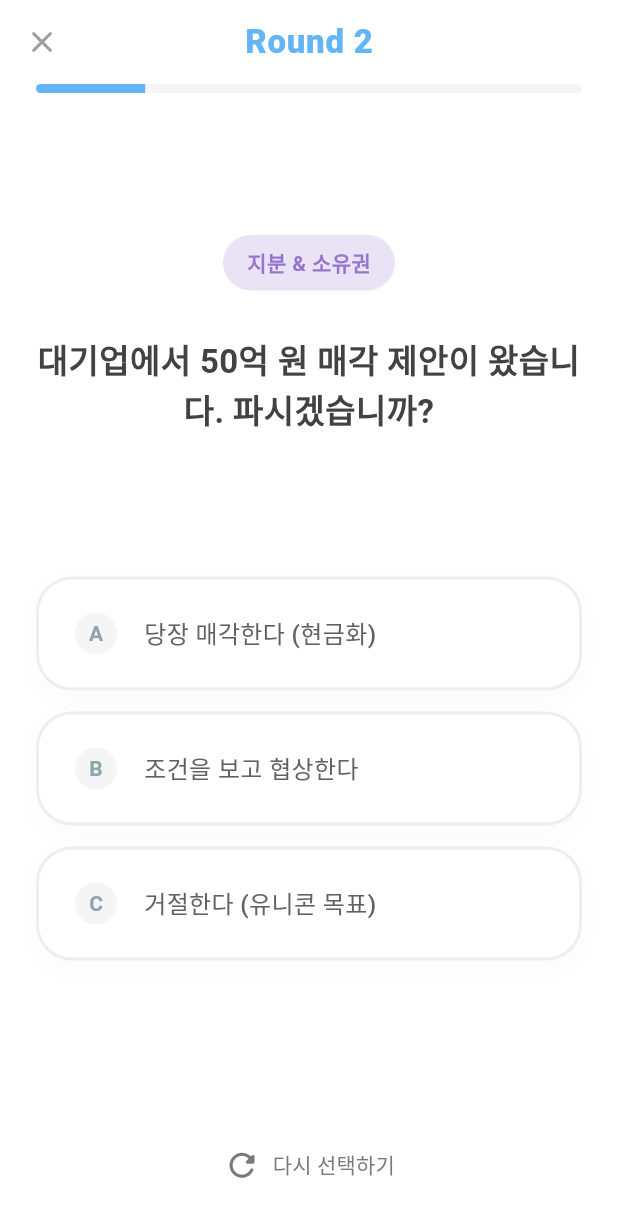
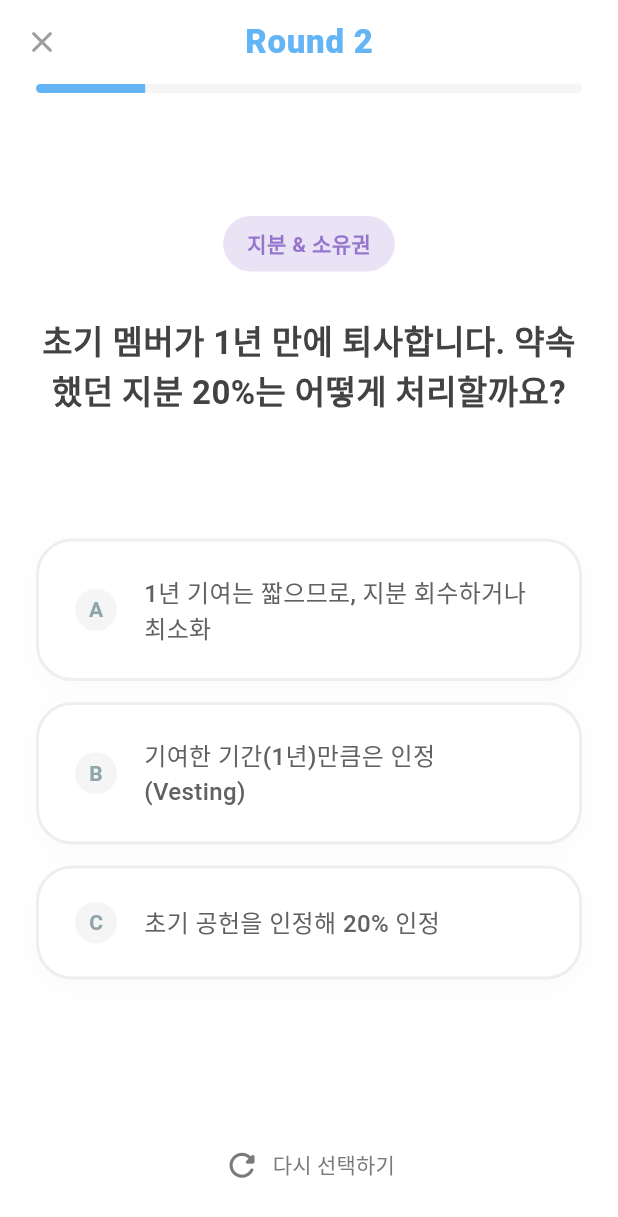
Before and after one commit to jumyeong2/flutter_exam, a Flutter app: the SimulationScreen screen opened directly, after a tap on an icon or button, on a phone screen of 412 x 824 dp. Shown: the top 1217 px of the screen. Run offline on Flutter 3.47's test engine with Material 3 defaults, Android fonts, the phone set to English and light mode, and no system bars.

Commit message:
질문 수정

```diff
--- a/lib/mock_data.dart
+++ b/lib/mock_data.dart
@@ -13,21 +13,21 @@ final List<ConflictScenario> sampleQuestions = [
     ],
   ),
   ConflictScenario(
-    id: "Q7",
-    category: "equity",
-    questionText: "대기업에서 50억 원 매각 제안이 왔습니다. 파시겠습니까?",
+    id: "Q7", category: "equity",
+    questionText: "초기 멤버가 1년 만에 퇴사합니다. 약속했던 지분 20%는 어떻게 처리할까요?",
     options: [
-      ScenarioOption(text: "당장 매각한다 (현금화)", score: 0.0),
-      ScenarioOption(text: "조건을 보고 협상한다", score: 5.0),
-      ScenarioOption(text: "거절한다 (유니콘 목표)", score: 10.0),
+      ScenarioOption(text: "1년 기여는 짧으므로, 지분 회수하거나 최소화", score: 0.0),
+      ScenarioOption(text: "기여한 기간(1년)만큼은 인정 (Vesting)", score: 5.0),
+      ScenarioOption(text: "초기 공헌을 인정해 20% 인정", score: 10.0),
     ],
   ),
+
   ConflictScenario(
     id: "Q8",
     category: "equity",
     questionText: "자금이 바닥나서 대표이사 연대보증이 필요합니다.",
     options: [
-      ScenarioOption(text: "폐업한다 (빚지기 싫음)", score: 0.0),
+      ScenarioOption(text: "폐업 (빚지기 싫음)", score: 0.0),
       ScenarioOption(text: "대표 혼자 보증 (지분 더 받음)", score: 5.0),
       ScenarioOption(text: "공동창업자 n분의 1 보증", score: 10.0),
     ],
@@ -35,15 +35,15 @@ final List<ConflictScenario> sampleQuestions = [
 
   // 💰 [FINANCE] 자금 운용 (2문제)
   ConflictScenario(
-    id: "Q2",
-    category: "finance",
-    questionText: "투자금 1억이 들어왔습니다. 급여 책정은?",
+    id: "Q2", category: "finance",
+    questionText: "공동창업자가 개인 사정(이사, 결혼 등)으로 월급 3개월 치 선지급을 요청했습니다.",
     options: [
-      ScenarioOption(text: "최저임금 미만 (헝그리 정신)", score: 0.0),
-      ScenarioOption(text: "최소 생계비 (월 250만)", score: 5.0),
-      ScenarioOption(text: "시장 연봉의 70% 수준", score: 10.0),
+      ScenarioOption(text: "거절. 공금은 공금", score: 0.0),
+      ScenarioOption(text: "회사 자금 사정을 봐서 가능한 범위 내에서 대여", score: 5.0),
+      ScenarioOption(text: "팀원의 안정이 회사의 안정", score: 10.0),
     ],
   ),
+
   ConflictScenario(
     id: "Q9", category: "finance",
     questionText: "업무 효율을 위해 300만 원 상당의 고성능 장비가 필요하다면?",
@@ -65,6 +65,7 @@ final List<ConflictScenario> sampleQuestions = [
       ScenarioOption(text: "해당 분야 전문가 존중", score: 10.0),
     ],
   ),
+
   ConflictScenario(
     id: "Q6",
     category: "power",
@@ -78,9 +79,9 @@ final List<ConflictScenario> sampleQuestions = [
   ConflictScenario(
     id: "Q10",
     category: "power",
-    questionText: "CTO인 초기 공동창업자의 역량이 성장에 방해가 됩니다.",
+    questionText: "초기 멤버인 CTO가 회사의 성장 속도를 따라오지 못하고 있습니다.",
     options: [
-      ScenarioOption(text: "해고하거나 내보낸다", score: 0.0),
+      ScenarioOption(text: "해고하거나 내보냄", score: 0.0),
       ScenarioOption(text: "C레벨 박탈 및 평직원 강등", score: 5.0),
       ScenarioOption(text: "외부 시니어 영입 후 배속", score: 10.0),
     ],
@@ -88,22 +89,22 @@ final List<ConflictScenario> sampleQuestions = [
 
   // ❤️ [VALUE] 가치관 (2문제)
   ConflictScenario(
-    id: "Q4",
-    category: "value",
-    questionText: "한 명은 워라밸을 지키고, 한 명은 밤샘을 합니다.",
+    id: "Q4", category: "value",
+    questionText: "공동창업자가 큰 실수(서버 데이터 삭제 등)를 저지르고, 혼자 수습하다가 골든타임을 놓쳤다.",
     options: [
-      ScenarioOption(text: "용납 불가 (스타트업은 전쟁)", score: 0.0),
-      ScenarioOption(text: "코어타임만 지키면 OK", score: 5.0),
-      ScenarioOption(text: "성과만 내면 상관없음", score: 10.0),
+      ScenarioOption(text: "책임소재를 명확히 하고 규칙을 강화", score: 0.0),
+      ScenarioOption(text: "개인보다 프로세스 문제로 보고 체계를 개선", score: 5.0),
+      ScenarioOption(text: "왜 혼자 감당했는지 이해하고 신뢰를 다짐", score: 10.0),
     ],
   ),
+
   ConflictScenario(
     id: "Q5",
     category: "value",
     questionText: "생활비 때문에 저녁에 투잡(알바)을 하겠다고 합니다.",
     options: [
       ScenarioOption(text: "절대 불가 (몰입 방해)", score: 0.0),
-      ScenarioOption(text: "한시적 허용", score: 5.0),
+      ScenarioOption(text: "기간 내 한시적 허용", score: 5.0),
       ScenarioOption(text: "사생활 터치 안 함", score: 10.0),
     ],
   ),
```
